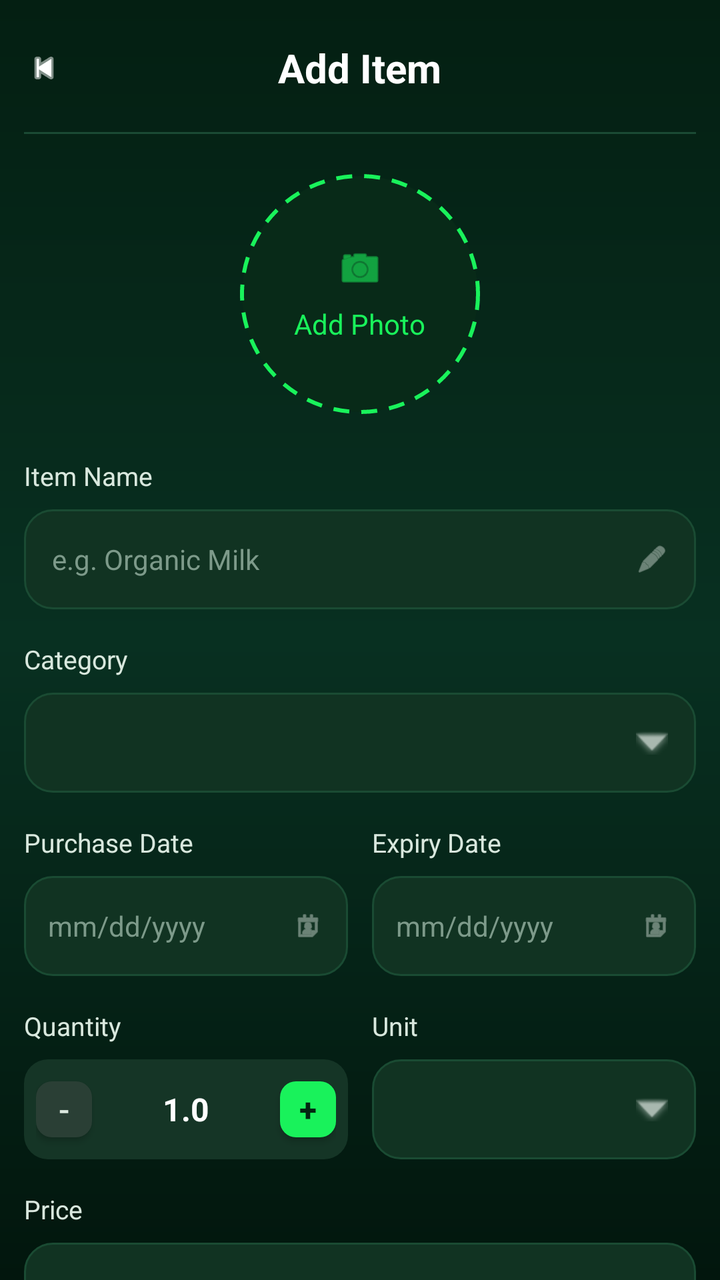
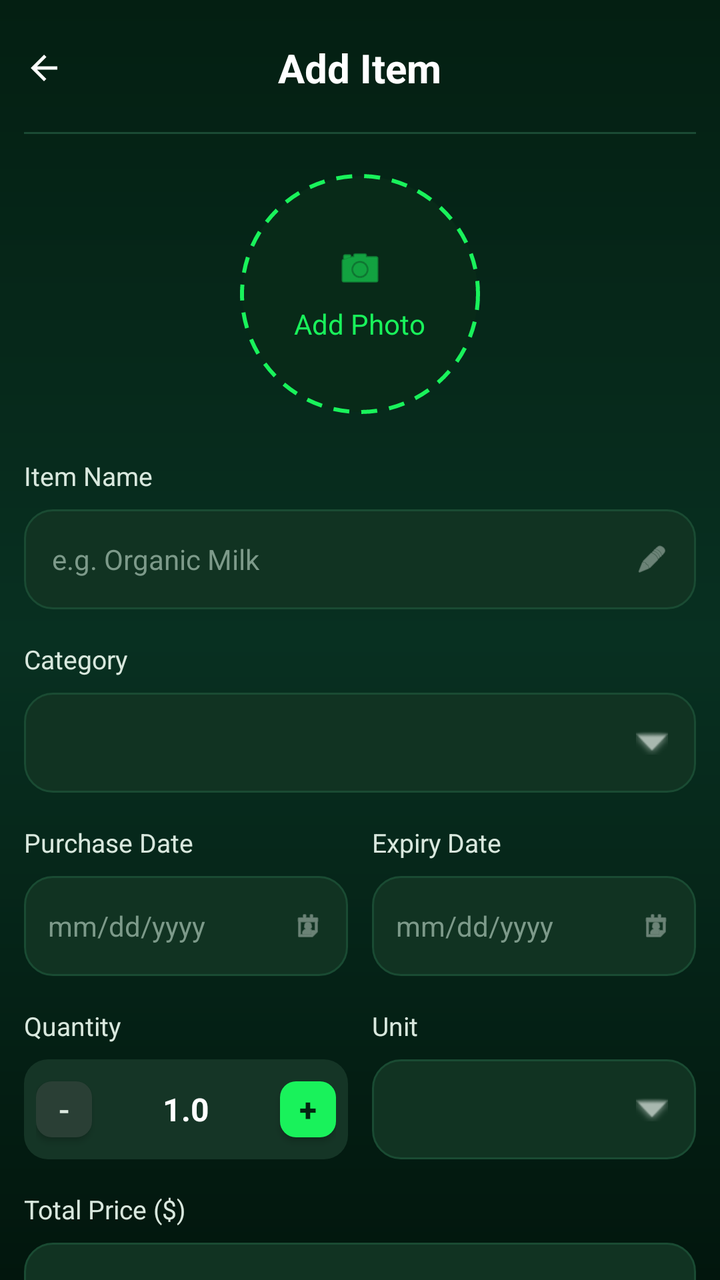

Screens rendered from an Android XML layout before and after an edit, with the pre-edit source and the edit as a unified diff.
<!-- AndroidManifest.xml: application theme Theme.MobileGroup -->
<!-- res/layout/activity_add_edit_ingredient.xml -->
<?xml version="1.0" encoding="utf-8"?>
<ScrollView xmlns:android="http://schemas.android.com/apk/res/android"
    xmlns:app="http://schemas.android.com/apk/res-auto"
    android:layout_width="match_parent"
    android:layout_height="match_parent"
    android:background="@drawable/bg_dashboard"
    android:fillViewport="true"
    android:scrollbars="none">

    <LinearLayout
        android:layout_width="match_parent"
        android:layout_height="wrap_content"
        android:orientation="vertical"
        android:paddingStart="12dp"
        android:paddingTop="16dp"
        android:paddingEnd="12dp"
        android:paddingBottom="24dp">

        <RelativeLayout
            android:layout_width="match_parent"
            android:layout_height="wrap_content"
            android:minHeight="36dp">

            <ImageView
                android:id="@+id/btnBack"
                android:layout_width="20dp"
                android:layout_height="20dp"
                android:layout_centerVertical="true"
                android:src="@android:drawable/ic_media_previous"
                app:tint="#FFFFFF" />

            <TextView
                android:id="@+id/tvTitle"
                android:layout_width="wrap_content"
                android:layout_height="wrap_content"
                android:layout_centerInParent="true"
                android:text="Add Item"
                android:textColor="#FFFFFF"
                android:textSize="20sp"
                android:textStyle="bold" />
        </RelativeLayout>

        <View
            android:layout_width="match_parent"
            android:layout_height="1dp"
            android:layout_marginTop="14dp"
            android:background="#1B4A34" />

        <LinearLayout
            android:id="@+id/btnAddPhoto"
            android:layout_width="120dp"
            android:layout_height="120dp"
            android:layout_gravity="center_horizontal"
            android:layout_marginTop="20dp"
            android:background="@drawable/bg_add_photo_circle"
            android:gravity="center"
            android:orientation="vertical">

            <ImageView
                android:layout_width="24dp"
                android:layout_height="24dp"
                android:src="@android:drawable/ic_menu_camera"
                app:tint="#19F25B" />

            <TextView
                android:layout_width="wrap_content"
                android:layout_height="wrap_content"
                android:layout_marginTop="6dp"
                android:text="Add Photo"
                android:textColor="#19F25B"
                android:textSize="14sp" />
        </LinearLayout>

        <TextView
            android:layout_width="wrap_content"
            android:layout_height="wrap_content"
            android:layout_marginTop="22dp"
            android:text="Item Name"
            android:textColor="#D9E8DE"
            android:textSize="13sp" />

        <LinearLayout
            android:layout_width="match_parent"
            android:layout_height="50dp"
            android:layout_marginTop="8dp"
            android:background="@drawable/bg_input_rounded"
            android:gravity="center_vertical"
            android:orientation="horizontal"
            android:paddingStart="14dp"
            android:paddingEnd="14dp">

            <EditText
                android:id="@+id/etItemName"
                android:layout_width="0dp"
                android:layout_height="wrap_content"
                android:layout_weight="1"
                android:background="@android:color/transparent"
                android:hint="e.g. Organic Milk"
                android:textColor="#FFFFFF"
                android:textColorHint="#7D9A8A"
                android:textSize="14sp" />

            <ImageView
                android:layout_width="16dp"
                android:layout_height="16dp"
                android:src="@android:drawable/ic_menu_edit"
                app:tint="#A8B8AF" />
        </LinearLayout>

        <TextView
            android:layout_width="wrap_content"
            android:layout_height="wrap_content"
            android:layout_marginTop="16dp"
            android:text="Category"
            android:textColor="#D9E8DE"
            android:textSize="13sp" />

        <RelativeLayout
            android:layout_width="match_parent"
            android:layout_height="50dp"
            android:layout_marginTop="8dp"
            android:background="@drawable/bg_input_rounded"
            android:gravity="center_vertical">

            <Spinner
                android:id="@+id/spinnerCategory"
                android:layout_width="match_parent"
                android:layout_height="match_parent"
                android:background="@android:color/transparent"
                android:paddingStart="12dp"
                android:paddingEnd="36dp"
                android:spinnerMode="dropdown" />

            <ImageView
                android:layout_width="16dp"
                android:layout_height="16dp"
                android:layout_alignParentEnd="true"
                android:layout_centerVertical="true"
                android:layout_marginEnd="14dp"
                android:src="@android:drawable/arrow_down_float"
                app:tint="#A8B8AF" />
        </RelativeLayout>

        <LinearLayout
            android:layout_width="match_parent"
            android:layout_height="wrap_content"
            android:layout_marginTop="16dp"
            android:orientation="horizontal"
            android:weightSum="2">

            <LinearLayout
                android:layout_width="0dp"
                android:layout_height="wrap_content"
                android:layout_weight="1"
                android:layout_marginEnd="6dp"
                android:orientation="vertical">

                <TextView
                    android:layout_width="wrap_content"
                    android:layout_height="wrap_content"
                    android:text="Purchase Date"
                    android:textColor="#D9E8DE"
                    android:textSize="13sp" />

                <LinearLayout
                    android:layout_width="match_parent"
                    android:layout_height="50dp"
                    android:layout_marginTop="8dp"
                    android:background="@drawable/bg_input_rounded"
                    android:gravity="center_vertical"
                    android:orientation="horizontal"
                    android:paddingStart="12dp"
                    android:paddingEnd="12dp">

                    <EditText
                        android:id="@+id/etPurchaseDate"
                        android:layout_width="0dp"
                        android:layout_height="wrap_content"
                        android:layout_weight="1"
                        android:background="@android:color/transparent"
                        android:clickable="true"
                        android:focusable="false"
                        android:hint="mm/dd/yyyy"
                        android:textColor="#FFFFFF"
                        android:textColorHint="#7D9A8A"
                        android:textSize="14sp" />

                    <ImageView
                        android:layout_width="16dp"
                        android:layout_height="16dp"
                        android:src="@android:drawable/ic_menu_my_calendar"
                        app:tint="#A8B8AF" />
                </LinearLayout>
            </LinearLayout>

            <LinearLayout
                android:layout_width="0dp"
                android:layout_height="wrap_content"
                android:layout_weight="1"
                android:layout_marginStart="6dp"
                android:orientation="vertical">

                <TextView
                    android:layout_width="wrap_content"
                    android:layout_height="wrap_content"
                    android:text="Expiry Date"
                    android:textColor="#D9E8DE"
                    android:textSize="13sp" />

                <LinearLayout
                    android:layout_width="match_parent"
                    android:layout_height="50dp"
                    android:layout_marginTop="8dp"
                    android:background="@drawable/bg_input_rounded"
                    android:gravity="center_vertical"
                    android:orientation="horizontal"
                    android:paddingStart="12dp"
                    android:paddingEnd="12dp">

                    <EditText
                        android:id="@+id/etExpiryDate"
                        android:layout_width="0dp"
                        android:layout_height="wrap_content"
                        android:layout_weight="1"
                        android:background="@android:color/transparent"
                        android:clickable="true"
                        android:focusable="false"
                        android:hint="mm/dd/yyyy"
                        android:textColor="#FFFFFF"
                        android:textColorHint="#7D9A8A"
                        android:textSize="14sp" />

                    <ImageView
                        android:layout_width="16dp"
                        android:layout_height="16dp"
                        android:src="@android:drawable/ic_menu_my_calendar"
                        app:tint="#A8B8AF" />
                </LinearLayout>
            </LinearLayout>
        </LinearLayout>

        
        <LinearLayout
            android:layout_width="match_parent"
            android:layout_height="wrap_content"
            android:layout_marginTop="16dp"
            android:orientation="horizontal"
            android:weightSum="2">

            
            <LinearLayout
                android:layout_width="0dp"
                android:layout_height="wrap_content"
                android:layout_weight="1"
                android:layout_marginEnd="6dp"
                android:orientation="vertical">

                <TextView
                    android:layout_width="wrap_content"
                    android:layout_height="wrap_content"
                    android:text="Quantity"
                    android:textColor="#D9E8DE"
                    android:textSize="13sp" />

                <LinearLayout
                    android:layout_width="match_parent"
                    android:layout_height="50dp"
                    android:layout_marginTop="8dp"
                    android:background="@drawable/bg_quantity_container"
                    android:gravity="center_vertical"
                    android:orientation="horizontal"
                    android:paddingStart="6dp"
                    android:paddingEnd="6dp">

                    <androidx.appcompat.widget.AppCompatButton
                        android:id="@+id/btnMinus"
                        android:layout_width="28dp"
                        android:layout_height="28dp"
                        android:background="@drawable/bg_quantity_minus"
                        android:insetTop="0dp"
                        android:insetBottom="0dp"
                        android:minWidth="0dp"
                        android:minHeight="0dp"
                        android:padding="0dp"
                        android:text="-"
                        android:textAllCaps="false"
                        android:textColor="#DCE9E0"
                        android:textSize="16sp" />

                    <TextView
                        android:id="@+id/tvQuantity"
                        android:layout_width="0dp"
                        android:layout_height="wrap_content"
                        android:layout_weight="1"
                        android:gravity="center"
                        android:text="1.0"
                        android:textColor="#FFFFFF"
                        android:textSize="16sp"
                        android:textStyle="bold" />

                    <androidx.appcompat.widget.AppCompatButton
                        android:id="@+id/btnPlus"
                        android:layout_width="28dp"
                        android:layout_height="28dp"
                        android:background="@drawable/bg_quantity_plus"
                        android:insetTop="0dp"
                        android:insetBottom="0dp"
                        android:minWidth="0dp"
                        android:minHeight="0dp"
                        android:padding="0dp"
                        android:text="+"
                        android:textAllCaps="false"
                        android:textColor="#032611"
                        android:textSize="16sp"
                        android:textStyle="bold" />
                </LinearLayout>
            </LinearLayout>

            
            <LinearLayout
                android:layout_width="0dp"
                android:layout_height="wrap_content"
                android:layout_weight="1"
                android:layout_marginStart="6dp"
                android:orientation="vertical">

                <TextView
                    android:layout_width="wrap_content"
                    android:layout_height="wrap_content"
                    android:text="Unit"
                    android:textColor="#D9E8DE"
                    android:textSize="13sp" />

                <RelativeLayout
                    android:layout_width="match_parent"
                    android:layout_height="50dp"
                    android:layout_marginTop="8dp"
                    android:background="@drawable/bg_input_rounded"
                    android:gravity="center_vertical">

                    <Spinner
                        android:id="@+id/spinnerUnit"
                        android:layout_width="match_parent"
                        android:layout_height="match_parent"
                        android:background="@android:color/transparent"
                        android:paddingStart="12dp"
                        android:paddingEnd="36dp"
                        android:spinnerMode="dropdown" />

                    <ImageView
                        android:layout_width="16dp"
                        android:layout_height="16dp"
                        android:layout_alignParentEnd="true"
                        android:layout_centerVertical="true"
                        android:layout_marginEnd="14dp"
                        android:src="@android:drawable/arrow_down_float"
                        app:tint="#A8B8AF" />
                </RelativeLayout>
            </LinearLayout>
        </LinearLayout>

        
        <TextView
            android:layout_width="wrap_content"
            android:layout_height="wrap_content"
            android:layout_marginTop="16dp"
            android:text="Price"
            android:textColor="#D9E8DE"
            android:textSize="13sp" />

        <LinearLayout
            android:layout_width="match_parent"
            android:layout_height="50dp"
            android:layout_marginTop="8dp"
            android:background="@drawable/bg_input_rounded"
            android:gravity="center_vertical"
            android:orientation="horizontal"
            android:paddingStart="14dp"
            android:paddingEnd="14dp">

            <TextView
                android:layout_width="wrap_content"
                android:layout_height="wrap_content"
                android:text="RM "
                android:textColor="#FFFFFF"
                android:textSize="14sp" />

            <EditText
                android:id="@+id/etPrice"
                android:layout_width="0dp"
                android:layout_height="wrap_content"
                android:layout_weight="1"
                android:background="@android:color/transparent"
                android:hint="0.00"
                android:textColor="#FFFFFF"
                android:textColorHint="#7D9A8A"
                android:inputType="numberDecimal"
                android:textSize="14sp" />
        </LinearLayout>

        <View
            android:layout_width="match_parent"
            android:layout_height="1dp"
            android:layout_marginTop="18dp"
            android:background="#1C4733" />

        <LinearLayout
            android:layout_width="match_parent"
            android:layout_height="wrap_content"
            android:layout_marginTop="16dp"
            android:gravity="center_vertical"
            android:orientation="horizontal">

            <ImageView
                android:layout_width="24dp"
                android:layout_height="24dp"
                android:src="@android:drawable/ic_lock_idle_alarm"
                app:tint="#19F25B" />

            <LinearLayout
                android:layout_width="0dp"
                android:layout_height="wrap_content"
                android:layout_marginStart="10dp"
                android:layout_weight="1"
                android:orientation="vertical">

                <TextView
                    android:layout_width="wrap_content"
                    android:layout_height="wrap_content"
                    android:text="Expiry Alert"
                    android:textColor="#FFFFFF"
                    android:textSize="16sp"
                    android:textStyle="bold" />

                <TextView
                    android:layout_width="wrap_content"
                    android:layout_height="wrap_content"
                    android:text="Notify 2 days before"
                    android:textColor="#7D9A8A"
                    android:textSize="12sp" />
            </LinearLayout>

            <Switch
                android:id="@+id/switchExpiryAlert"
                android:layout_width="wrap_content"
                android:layout_height="wrap_content"
                android:checked="true"
                android:thumbTint="#FFFFFF"
                android:trackTint="#19F25B" />
        </LinearLayout>

        <TextView
            android:layout_width="wrap_content"
            android:layout_height="wrap_content"
            android:layout_marginTop="20dp"
            android:text="Quick Tags"
            android:textColor="#D9E8DE"
            android:textSize="13sp" />

        <HorizontalScrollView
            android:layout_width="match_parent"
            android:layout_height="wrap_content"
            android:layout_marginTop="10dp"
            android:scrollbars="none">

            <LinearLayout
                android:layout_width="wrap_content"
                android:layout_height="wrap_content"
                android:orientation="horizontal">

                <TextView
                    android:id="@+id/tagFresh"
                    android:layout_width="wrap_content"
                    android:layout_height="wrap_content"
                    android:background="@drawable/bg_tag_selected"
                    android:paddingStart="14dp"
                    android:paddingTop="7dp"
                    android:paddingEnd="14dp"
                    android:paddingBottom="7dp"
                    android:text="Fresh"
                    android:textColor="#FFFFFF"
                    android:textSize="12sp" />

                <TextView
                    android:id="@+id/tagFrozen"
                    android:layout_width="wrap_content"
                    android:layout_height="wrap_content"
                    android:layout_marginStart="8dp"
                    android:background="@drawable/bg_tag_unselected"
                    android:paddingStart="14dp"
                    android:paddingTop="7dp"
                    android:paddingEnd="14dp"
                    android:paddingBottom="7dp"
                    android:text="Frozen"
                    android:textColor="#7D9A8A"
                    android:textSize="12sp" />

                <TextView
                    android:id="@+id/tagCanned"
                    android:layout_width="wrap_content"
                    android:layout_height="wrap_content"
                    android:layout_marginStart="8dp"
                    android:background="@drawable/bg_tag_unselected"
                    android:paddingStart="14dp"
                    android:paddingTop="7dp"
                    android:paddingEnd="14dp"
                    android:paddingBottom="7dp"
                    android:text="Canned"
                    android:textColor="#7D9A8A"
                    android:textSize="12sp" />

                <TextView
                    android:id="@+id/tagOpened"
                    android:layout_width="wrap_content"
                    android:layout_height="wrap_content"
                    android:layout_marginStart="8dp"
                    android:background="@drawable/bg_tag_unselected"
                    android:paddingStart="14dp"
                    android:paddingTop="7dp"
                    android:paddingEnd="14dp"
                    android:paddingBottom="7dp"
                    android:text="Opened"
                    android:textColor="#7D9A8A"
                    android:textSize="12sp" />
            </LinearLayout>
        </HorizontalScrollView>

        <androidx.appcompat.widget.AppCompatButton
            android:id="@+id/btnSave"
            android:layout_width="match_parent"
            android:layout_height="54dp"
            android:layout_marginTop="26dp"
            android:background="@drawable/bg_quick_add"
            android:insetTop="0dp"
            android:insetBottom="0dp"
            android:text="Save to Inventory"
            android:textAllCaps="false"
            android:textColor="#022710"
            android:textSize="17sp"
            android:textStyle="bold" />

    </LinearLayout>
</ScrollView>
<!-- resources referenced by this layout -->
<resources>
  <!-- drawable bg_add_photo_circle (drawable) -->
  <?xml version="1.0" encoding="utf-8"?>
  <shape xmlns:android="http://schemas.android.com/apk/res/android"
      android:shape="oval">
      <solid android:color="#082A18" />
      <stroke
          android:width="2dp"
          android:color="#19F25B"
          android:dashWidth="8dp"
          android:dashGap="6dp" />
  </shape>
  <!-- drawable bg_dashboard (drawable) -->
  <?xml version="1.0" encoding="utf-8"?>
  <shape xmlns:android="http://schemas.android.com/apk/res/android" android:shape="rectangle">
      <gradient
          android:angle="270"
          android:startColor="#041F12"
          android:centerColor="#083021"
          android:endColor="#02160D" />
  </shape>
  <!-- drawable bg_input_rounded (drawable) -->
  <?xml version="1.0" encoding="utf-8"?>
  <shape xmlns:android="http://schemas.android.com/apk/res/android"
      android:shape="rectangle">
      <corners android:radius="14dp" />
      <solid android:color="#113322" />
      <stroke
          android:width="1dp"
          android:color="#1A4B33" />
  </shape>
  <!-- drawable bg_quantity_container (drawable) -->
  <?xml version="1.0" encoding="utf-8"?>
  <shape xmlns:android="http://schemas.android.com/apk/res/android"
      android:shape="rectangle">
      <corners android:radius="12dp" />
      <solid android:color="#153526" />
  </shape>
  <!-- drawable bg_quantity_minus (drawable) -->
  <?xml version="1.0" encoding="utf-8"?>
  <shape xmlns:android="http://schemas.android.com/apk/res/android"
      android:shape="rectangle">
      <corners android:radius="8dp" />
      <solid android:color="#2A3F35" />
  </shape>
  <!-- drawable bg_quantity_plus (drawable) -->
  <?xml version="1.0" encoding="utf-8"?>
  <shape xmlns:android="http://schemas.android.com/apk/res/android"
      android:shape="rectangle">
      <corners android:radius="8dp" />
      <solid android:color="#19F25B" />
  </shape>
  <!-- drawable bg_quick_add (drawable) -->
  <?xml version="1.0" encoding="utf-8"?>
  <shape xmlns:android="http://schemas.android.com/apk/res/android" android:shape="rectangle">
      <corners android:radius="18dp" />
      <solid android:color="#14F25C" />
  </shape>
  <!-- drawable bg_tag_selected (drawable) -->
  <?xml version="1.0" encoding="utf-8"?>
  <shape xmlns:android="http://schemas.android.com/apk/res/android"
      android:shape="rectangle">
      <corners android:radius="18dp" />
      <solid android:color="#0F8E38" />
      <stroke
          android:width="1dp"
          android:color="#19F25B" />
  </shape>
  <!-- drawable bg_tag_unselected (drawable) -->
  <?xml version="1.0" encoding="utf-8"?>
  <shape xmlns:android="http://schemas.android.com/apk/res/android"
      android:shape="rectangle">
      <corners android:radius="18dp" />
      <solid android:color="#0B281A" />
      <stroke
          android:width="1dp"
          android:color="#204733" />
  </shape>
  <color name="green_primary">#4ADE80</color>
  <color name="green_dark">#166534</color>
  <color name="background">#0F1C0F</color>
  <color name="green_button">#22C55E</color>
  <color name="surface">#1A2E1A</color>
  <color name="text_primary">#FFFFFF</color>
  <color name="text_hint">#4D7A4D</color>
  <color name="green_dim">#2D4A2D</color>
  <style name="Theme.MobileGroup.AlertDialog" parent="ThemeOverlay.MaterialComponents.MaterialAlertDialog">
          <item name="android:background">@color/surface</item>
          <item name="colorOnSurface">@color/text_primary</item>
          <item name="colorPrimary">@color/green_primary</item>
      </style>
  <!-- unchanged entries left out for length: 1 -->
</resources>

<!-- the commit's change to res/layout/activity_add_edit_ingredient.xml (unified diff, before → after) -->
@@ -26,7 +26,7 @@
                 android:layout_width="20dp"
                 android:layout_height="20dp"
                 android:layout_centerVertical="true"
-                android:src="@android:drawable/ic_media_previous"
+                android:src="@drawable/ic_arrow_back"
                 app:tint="#FFFFFF" />
 
             <TextView
@@ -364,7 +364,7 @@
             android:layout_width="wrap_content"
             android:layout_height="wrap_content"
             android:layout_marginTop="16dp"
-            android:text="Price"
+            android:text="Total Price ($)"
             android:textColor="#D9E8DE"
             android:textSize="13sp" />
 
@@ -381,7 +381,7 @@
             <TextView
                 android:layout_width="wrap_content"
                 android:layout_height="wrap_content"
-                android:text="RM "
+                android:text=""
                 android:textColor="#FFFFFF"
                 android:textSize="14sp" />
 
<!-- resource entries referenced after the edit -->
@@ -77,6 +77,12 @@
           android:width="1dp"
           android:color="#204733" />
   </shape>
+  <!-- drawable ic_arrow_back (drawable) -->
+  <vector xmlns:android="http://schemas.android.com/apk/res/android" android:autoMirrored="true" android:height="24dp" android:tint="#000000" android:viewportHeight="24" android:viewportWidth="24" android:width="24dp">
+        
+      <path android:fillColor="@android:color/white" android:pathData="M20,11H7.83l5.59,-5.59L12,4l-8,8 8,8 1.41,-1.41L7.83,13H20v-2z"/>
+      
+  </vector>
   <color name="green_primary">#4ADE80</color>
   <color name="green_dark">#166534</color>
   <color name="background">#0F1C0F</color>
